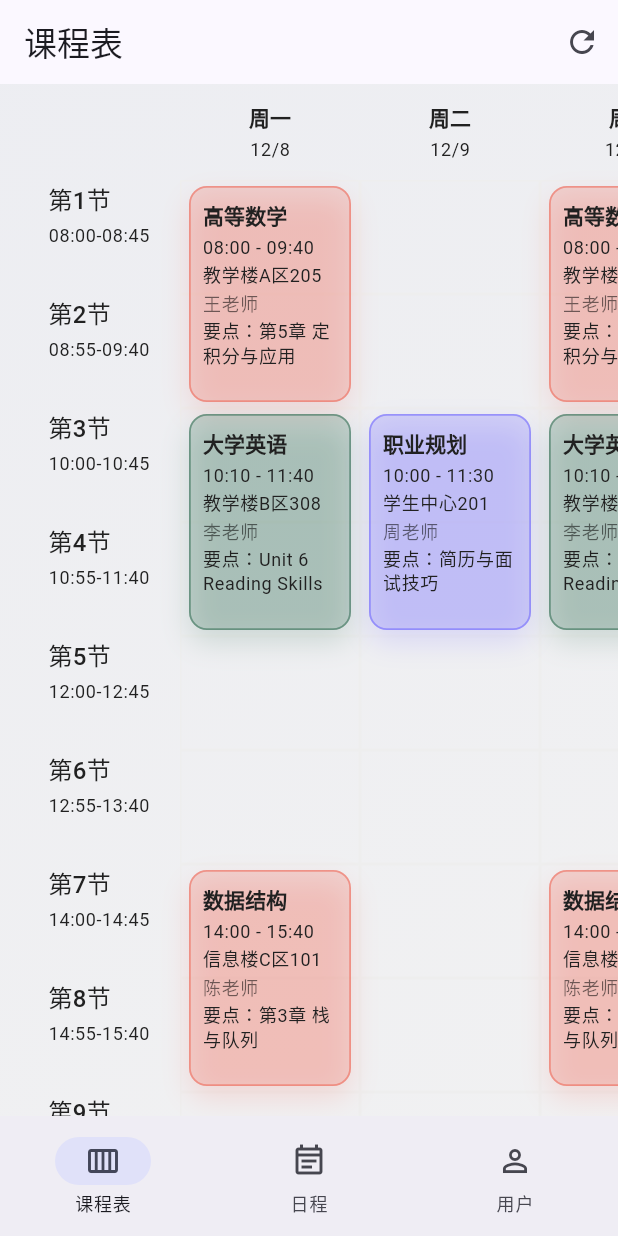
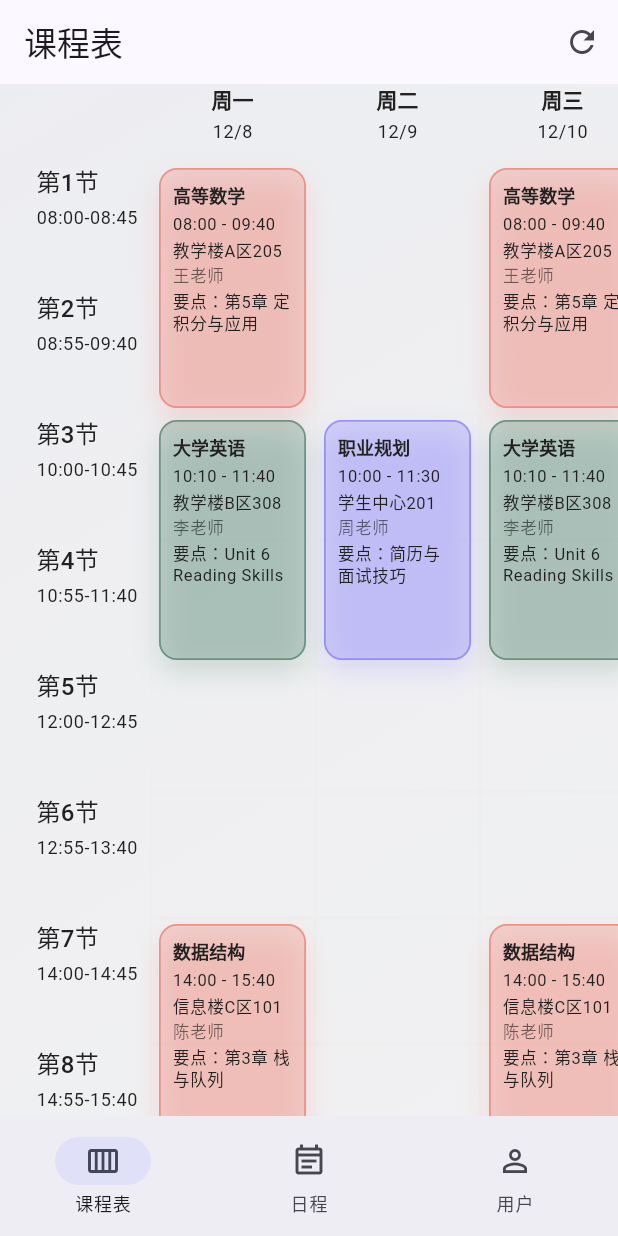
Before and after one commit to enanandesu/remind, a Flutter app: the screen it shows after launch, on a phone screen of 412 x 824 dp. Run offline on Flutter 3.47's test engine with Material 3 defaults, Android fonts, the phone set to English and light mode, and no system bars; our stand-ins replace webview_flutter.

Commit message:
优化用户界面

```diff
--- a/lib/main.dart
+++ b/lib/main.dart
@@ -187,26 +187,67 @@ class TimetableTab extends StatelessWidget {
 
   @override
   Widget build(BuildContext context) {
-    const double timeColumnWidth = 108;
-    const double dayColumnWidth = 120;
-    const double slotHeight = 76;
+    const double timeColumnWidth = 84;
+    const double slotHeight = 84;
+    const double pagePadding = 16;
+    const double minDayColumnWidth = 110;
+
+    return LayoutBuilder(
+      builder: (context, constraints) {
+        final screenWidth = constraints.maxWidth;
+        final dayCount = weekDays.isEmpty ? 1 : weekDays.length;
+        final available = (screenWidth - pagePadding * 2 - timeColumnWidth).clamp(0, double.infinity);
+        final fittedWidth = available / dayCount;
+        final dayColumnWidth = fittedWidth < minDayColumnWidth ? minDayColumnWidth : fittedWidth;
+        final tableWidth = timeColumnWidth + dayColumnWidth * dayCount;
+        final needsHorizontal = tableWidth + pagePadding * 2 > screenWidth;
+
+        final table = Padding(
+          padding: const EdgeInsets.symmetric(horizontal: pagePadding),
+          child: SizedBox(
+            width: tableWidth,
+            child: _TimetableContent(
+              weekDays: weekDays,
+              timeColumnWidth: timeColumnWidth,
+              dayColumnWidth: dayColumnWidth,
+              slotHeight: slotHeight,
+            ),
+          ),
+        );
+
+        return SingleChildScrollView(
+          padding: const EdgeInsets.only(bottom: 24),
+          child: needsHorizontal ? SingleChildScrollView(scrollDirection: Axis.horizontal, child: table) : Center(child: table),
+        );
+      },
+    );
+  }
+}
+
+class _TimetableContent extends StatelessWidget {
+  const _TimetableContent({
+    required this.weekDays,
+    required this.timeColumnWidth,
+    required this.dayColumnWidth,
+    required this.slotHeight,
+  });
+
+  final List<WeekDayLessons> weekDays;
+  final double timeColumnWidth;
+  final double dayColumnWidth;
+  final double slotHeight;
+  @override
+  Widget build(BuildContext context) {
     final totalHeight = slotHeight * kTimeSlots.length;
-    final totalWidth = timeColumnWidth + dayColumnWidth * weekDays.length;
     final headerStyle = Theme.of(context).textTheme.titleSmall?.copyWith(fontWeight: FontWeight.bold);
     final dateStyle = Theme.of(context).textTheme.bodySmall;
 
-    return SingleChildScrollView(
-      scrollDirection: Axis.horizontal,
-      child: SingleChildScrollView(
-        padding: const EdgeInsets.fromLTRB(12, 12, 12, 24),
-        child: SizedBox(
-          width: totalWidth,
-          child: Column(
+    return Column(
       crossAxisAlignment: CrossAxisAlignment.start,
       children: [
         Row(
           children: [
-                  const SizedBox(width: timeColumnWidth),
+            SizedBox(width: timeColumnWidth),
             ...weekDays.map((day) {
               final label = _weekdayLabel(day.date.weekday);
               final dateText = '${day.date.month}/${day.date.day}';
@@ -220,7 +261,7 @@ class TimetableTab extends StatelessWidget {
                   ],
                 ),
               );
-                  }).toList(),
+            }),
           ],
         ),
         const SizedBox(height: 12),
@@ -273,6 +314,7 @@ class TimetableTab extends StatelessWidget {
                       final baseColor = _courseColor(lesson.courseName);
                       final top = (span.startIndex - 1) * slotHeight + 4;
                       final height = span.slotCount * slotHeight - 8;
+                          final textTheme = Theme.of(context).textTheme;
                           return Positioned(
                             left: dayIndex * dayColumnWidth + 6,
                             top: top,
@@ -297,44 +339,37 @@ class TimetableTab extends StatelessWidget {
                                 children: [
                                   Text(
                                     lesson.courseName,
-                                      style: Theme.of(context)
-                                          .textTheme
-                                          .titleSmall
-                                          ?.copyWith(fontWeight: FontWeight.bold),
-                                      maxLines: 2,
-                                      overflow: TextOverflow.ellipsis,
+                                    style: textTheme.titleSmall?.copyWith(fontWeight: FontWeight.bold, fontSize: 12),
+                                    maxLines: 3,
+                                    softWrap: true,
                                   ),
                                   const SizedBox(height: 4),
                                   Text(
                                     '${_formatTime(lesson.startTime)} - ${_formatTime(lesson.endTime)}',
-                                      style: Theme.of(context).textTheme.bodySmall,
-                                      maxLines: 1,
-                                      overflow: TextOverflow.ellipsis,
+                                    style: textTheme.bodySmall?.copyWith(fontSize: 11),
+                                    maxLines: 2,
+                                    softWrap: true,
                                   ),
                                   const SizedBox(height: 2),
                                   Text(
                                     lesson.location,
-                                      style: Theme.of(context).textTheme.bodySmall,
+                                    style: textTheme.bodySmall?.copyWith(fontSize: 11),
                                     maxLines: 2,
-                                      overflow: TextOverflow.ellipsis,
+                                    softWrap: true,
                                   ),
                                   const SizedBox(height: 2),
                                   Text(
                                     lesson.teacher,
-                                      style: Theme.of(context)
-                                          .textTheme
-                                          .bodySmall
-                                          ?.copyWith(color: Colors.black54),
-                                      maxLines: 1,
-                                      overflow: TextOverflow.ellipsis,
+                                    style: textTheme.bodySmall?.copyWith(color: Colors.black54, fontSize: 11),
+                                    softWrap: true,
                                   ),
                                   if (lesson.topic.isNotEmpty) ...[
                                     const SizedBox(height: 2),
                                     Text(
                                       '要点：${lesson.topic}',
-                                        style: Theme.of(context).textTheme.bodySmall,
-                                        maxLines: 2,
-                                        overflow: TextOverflow.ellipsis,
+                                      style: textTheme.bodySmall?.copyWith(fontSize: 11),
+                                      maxLines: 3,
+                                      softWrap: true,
                                     ),
                                   ],
                                 ],
@@ -348,9 +383,6 @@ class TimetableTab extends StatelessWidget {
           ],
         ),
       ],
-          ),
-        ),
-      ),
     );
   }
 }
@@ -503,83 +535,76 @@ class UserTab extends StatelessWidget {
   @override
   Widget build(BuildContext context) {
     final color = Theme.of(context).colorScheme;
-    return SingleChildScrollView(
-      padding: const EdgeInsets.fromLTRB(16, 24, 16, 24),
-      child: Column(
-        crossAxisAlignment: CrossAxisAlignment.stretch,
+    final secondaryText = Theme.of(context).textTheme.bodySmall?.copyWith(color: Colors.white70);
+    return ListView(
+      padding: const EdgeInsets.fromLTRB(16, 24, 16, 32),
       children: [
         Container(
           padding: const EdgeInsets.all(20),
           decoration: BoxDecoration(
-              borderRadius: BorderRadius.circular(16),
+            borderRadius: BorderRadius.circular(20),
             gradient: LinearGradient(
               colors: [color.primary, color.secondary],
               begin: Alignment.topLeft,
               end: Alignment.bottomRight,
             ),
+            boxShadow: [
+              BoxShadow(
+                color: color.primary.withOpacity(0.25),
+                blurRadius: 16,
+                offset: const Offset(0, 8),
               ),
-            child: Row(
-              children: [
-                CircleAvatar(
-                  radius: 28,
-                  backgroundColor: Colors.white,
-                  child: Icon(Icons.person_outline, size: 32, color: color.primary),
+            ],
           ),
-                const SizedBox(width: 16),
-                Expanded(
           child: Column(
             crossAxisAlignment: CrossAxisAlignment.start,
-                    children: const [
-                      Text('未登录', style: TextStyle(color: Colors.white, fontSize: 18)),
-                      SizedBox(height: 6),
-                      Text('登录后同步课表与复习计划', style: TextStyle(color: Colors.white70)),
+            children: [
+              const Text(
+                '导入课程表',
+                style: TextStyle(color: Colors.white, fontSize: 20, fontWeight: FontWeight.bold),
+              ),
+              const SizedBox(height: 8),
+              Text(
+                '在内置 WebView 登录教务系统，自动抓取并更新课堂信息，生成智能复习计划。',
+                style: secondaryText,
+              ),
+              const SizedBox(height: 16),
+              ElevatedButton.icon(
+                style: ElevatedButton.styleFrom(
+                  backgroundColor: Colors.white,
+                  foregroundColor: color.primary,
+                  elevation: 0,
+                  padding: const EdgeInsets.symmetric(horizontal: 20, vertical: 12),
+                ),
+                onPressed: onOpenImport,
+                icon: const Icon(Icons.cloud_download_outlined),
+                label: const Text('打开教务网站并导入'),
+              ),
+              const SizedBox(height: 6),
+              Text('支持 i.sjtu.edu.cn', style: secondaryText),
             ],
           ),
         ),
-                ElevatedButton(
-                  style: ElevatedButton.styleFrom(
-                    backgroundColor: Colors.white,
-                    foregroundColor: color.primary,
-                  ),
-                  onPressed: () {},
-                  child: const Text('登录'),
-                ),
-              ],
-            ),
-          ),
-          const SizedBox(height: 16),
-          ElevatedButton.icon(
-            onPressed: onOpenImport,
-            icon: const Icon(Icons.web),
-            label: const Text('打开教务网站（i.sjtu.edu.cn）'),
-          ),
-          const SizedBox(height: 20),
+        const SizedBox(height: 24),
         Card(
-            shape: RoundedRectangleBorder(borderRadius: BorderRadius.circular(14)),
+          shape: RoundedRectangleBorder(borderRadius: BorderRadius.circular(16)),
           child: Column(
-              children: const [
-                _UserSettingTile(
+            children: [
+              const _UserSettingTile(
                 icon: Icons.notifications_active_outlined,
                 title: '提醒设置',
-                  subtitle: '开启每日复习提醒，支持静音时间段',
+                subtitle: '设置复习提醒与免打扰时段',
               ),
-                Divider(height: 1),
-                _UserSettingTile(
-                  icon: Icons.schedule_outlined,
-                  title: '导入课表',
-                  subtitle: '支持教务抓取或课程表文件导入',
-                ),
-                Divider(height: 1),
-                _UserSettingTile(
+              const Divider(height: 1),
+              const _UserSettingTile(
                 icon: Icons.palette_outlined,
                 title: '主题风格',
-                  subtitle: '选择浅色/深色和强调色',
+                subtitle: '选择浅色/深色模式和强调色',
               ),
             ],
           ),
         ),
       ],
-      ),
     );
   }
 }
@@ -589,11 +614,13 @@ class _UserSettingTile extends StatelessWidget {
     required this.icon,
     required this.title,
     required this.subtitle,
+    this.onTap,
   });
 
   final IconData icon;
   final String title;
   final String subtitle;
+  final VoidCallback? onTap;
 
   @override
   Widget build(BuildContext context) {
@@ -604,8 +631,8 @@ class _UserSettingTile extends StatelessWidget {
       ),
       title: Text(title),
       subtitle: Text(subtitle),
-      trailing: const Icon(Icons.chevron_right),
-      onTap: () {},
+      trailing: onTap == null ? null : const Icon(Icons.chevron_right),
+      onTap: onTap,
     );
   }
 }
```
Lines whose indentation alone changed are shown as unchanged.
